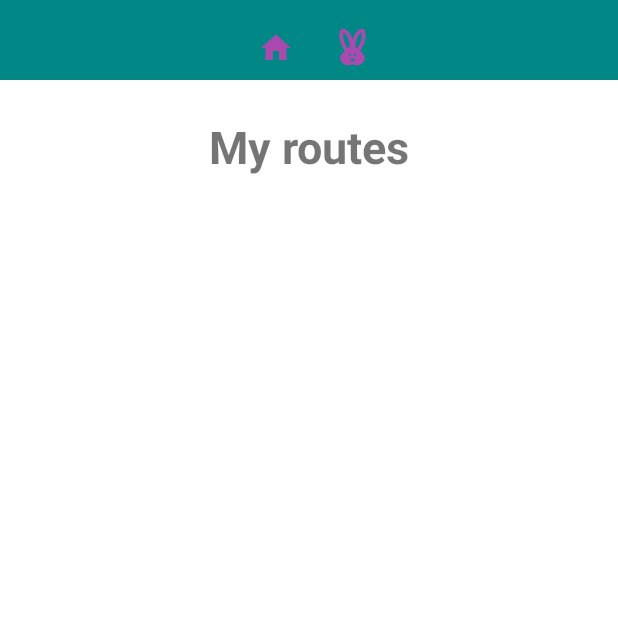
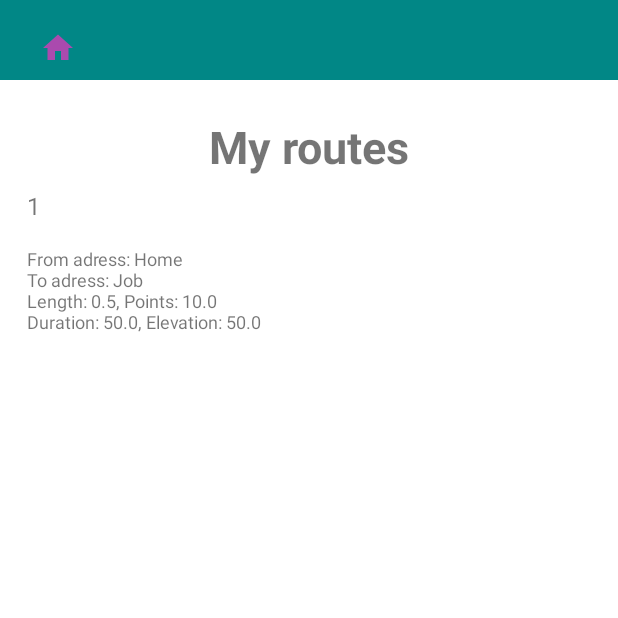
Before and after one commit to HalilIbrahimKeser/MapPlotterAndTracker, an Android app: the SavedRoutesActivity screen opened directly, with no data from a screen before it, on a phone screen of 412 x 824 dp, the top half of it. Run offline under Robolectric (Android 15) with nearby library versions, the phone set to English and light mode, and no system bars; our stand-ins replace Room's generated code.

Commit message:
recyclerview ok

```diff
--- a/app/src/main/java/com/halil/mapplotterandtracker/Adapter/AdapterClass.java
+++ b/app/src/main/java/com/halil/mapplotterandtracker/Adapter/AdapterClass.java
@@ -1,5 +1,6 @@
 package com.halil.mapplotterandtracker.Adapter;
 
+import android.content.Context;
 import android.view.LayoutInflater;
 import android.view.View;
 import android.view.ViewGroup;
@@ -10,37 +11,69 @@ import androidx.recyclerview.widget.RecyclerView;
 
 import com.halil.mapplotterandtracker.Entities.Trip;
 import com.halil.mapplotterandtracker.R;
-
-import java.util.ArrayList;
+import java.util.List;
 
 public class AdapterClass extends RecyclerView.Adapter<AdapterClass.ViewHolder> {
-    ArrayList<Trip> data = new ArrayList<>();
 
+    private List<Trip> trips;
+    private Context context;
+    private ItemClickListener itemClickListener;
+
+    public AdapterClass(Context context, List<Trip> trips){
+        this.trips = trips;
+        this.context = context;
+    }
     @NonNull
     @Override
     public ViewHolder onCreateViewHolder(@NonNull ViewGroup parent, int viewType) {
-        return new ViewHolder(LayoutInflater.from(parent.getContext()).inflate(R.layout.recyclerview_item, null));
+        LayoutInflater layoutInflater = LayoutInflater.from(this.context);
+        View view = layoutInflater.inflate(R.layout.recyclerview_item, parent, false);
+        return new ViewHolder(view);
     }
 
     @Override
     public void onBindViewHolder(@NonNull ViewHolder holder, int position) {
-        holder.name.setText(data.get(position).mFromAddress);
+        holder.tvTripidLine.setText(String.valueOf(trips.get(position).mTripId));
+        holder.tvTripidLine.setText(String.valueOf(trips.get(position).mTripId));
+
         StringBuilder stringBuilder = new StringBuilder();
-
-        holder.trip.setText(data.get(position).age.toString());
+        stringBuilder.append("From adress: " + trips.get(position).mFromAddress + "\nTo adress: " + trips.get(position).mToAddress +
+                "\nLength: " + trips.get(position).mLength + ", Points: " + trips.get(position).mNodes +
+                "\nDuration: " + trips.get(position).mDuration + ", Elevation: " + trips.get(position).mElevation);
+        holder.tvTrip.setText(stringBuilder);
     }
 
     @Override
     public int getItemCount() {
-        return 0;
+        return trips.size();
     }
 
-    public class ViewHolder extends RecyclerView.ViewHolder {
-        TextView name, trip;
+    public interface ItemClickListener {
+        void onItemClick(View view, int position);
+    }
+
+    public class ViewHolder extends RecyclerView.ViewHolder implements View.OnClickListener{
+        TextView tvTripidLine;
+        TextView tvTrip;
+
         public ViewHolder(@NonNull View itemView) {
             super(itemView);
-            name = itemView.findViewById(R.id.tvAddress);
-            trip = itemView.findViewById(R.id.tvTrip);
+            tvTripidLine = itemView.findViewById(R.id.tvTripidLine);
+            tvTrip = itemView.findViewById(R.id.tvTrip);
+            tvTripidLine.setOnClickListener(this::onClick);
+            tvTrip.setOnClickListener(this::onClick);
+        }
+
+        @Override
+        public void onClick(View view) {
+            if(AdapterClass.this.itemClickListener != null){
+                int pos = getAbsoluteAdapterPosition();
+                itemClickListener.onItemClick(view, pos);
+            }
         }
     }
+
+    public void setClickListener(AdapterClass.ItemClickListener itemClickListener) {
+        this.itemClickListener = itemClickListener;
+    }
 }
--- a/app/src/main/java/com/halil/mapplotterandtracker/SavedRoutesActivity.java
+++ b/app/src/main/java/com/halil/mapplotterandtracker/SavedRoutesActivity.java
@@ -6,37 +6,40 @@ import android.os.Bundle;
 import android.view.LayoutInflater;
 import android.view.Menu;
 import android.view.MenuItem;
-import android.widget.Toast;
+import android.view.View;
 
 import androidx.appcompat.app.AppCompatActivity;
 import androidx.appcompat.widget.Toolbar;
+import androidx.lifecycle.LiveData;
+import androidx.lifecycle.ViewModelProvider;
+import androidx.recyclerview.widget.LinearLayoutManager;
 import androidx.recyclerview.widget.RecyclerView;
 
+import com.halil.mapplotterandtracker.Adapter.AdapterClass;
 import com.halil.mapplotterandtracker.Entities.Trip;
+import com.halil.mapplotterandtracker.Repository.Repository;
+import com.halil.mapplotterandtracker.VievModel.ViewModel;
 import com.halil.mapplotterandtracker.databinding.ActivitySavedRoutesBinding;
 
-import org.json.JSONException;
-import org.json.JSONObject;
-
-import java.io.BufferedReader;
-import java.io.File;
-import java.io.FileReader;
-import java.io.IOException;
-import java.io.InputStream;
-import java.io.InputStreamReader;
-import java.nio.charset.StandardCharsets;
+import java.util.ArrayList;
+import java.util.List;
 import java.util.Objects;
 
 public class SavedRoutesActivity extends AppCompatActivity {
 
+    private static final String EXTRA_MESSAGE = "TripID" ;
+    private static Trip trip;
     ActivitySavedRoutesBinding binding;
     Intent intent;
-    // File
-    private static final String FILE_NAME = "trips.txt";
-    File file;
-    FileReader fileReader;
     Context context;
     RecyclerView recyclerView;
+    List<Trip> trips;
+
+    // Repo
+    private Repository mRepository;
+    // View model
+    ViewModel mViewModel;
+    AdapterClass adapter;
 
     @Override
     protected void onCreate(Bundle savedInstanceState) {
@@ -54,6 +57,22 @@ public class SavedRoutesActivity extends AppCompatActivity {
         // Recyclerview
         recyclerView = binding.recyclerview;
 
+        // ViewModel
+        mViewModel = new ViewModelProvider(this).get(ViewModel.class);
+        mViewModel.getAllTrips().observe(this, trips -> {
+            adapter = new AdapterClass(this, trips);
+            recyclerView.setAdapter(adapter);
+            recyclerView.setLayoutManager(new LinearLayoutManager(context));
+            adapter.setClickListener(new AdapterClass.ItemClickListener() {
+                @Override
+                public void onItemClick(View view, int position) {
+                    long tripId = trips.get(position).mTripId;
+                    Intent intent = new Intent(context, MainActivity.class);
+                    intent.putExtra("TripID", String.valueOf(tripId));
+                    startActivity(intent);
+                }
+            });
+        });
     }
 
     public boolean onOptionsItemSelected(MenuItem item) {
@@ -63,10 +82,7 @@ public class SavedRoutesActivity extends AppCompatActivity {
                 //intent.putExtra(EXTRA_MESSAGE, message);
                 startActivity(intent);
                 return true;
-            case R.id.menu_goback2:
-                intent = new Intent(this, MainActivity.class);
-                startActivity(intent);
-                return true;
+
             default:
                 return super.onOptionsItemSelected(item);
         }
@@ -77,4 +93,6 @@ public class SavedRoutesActivity extends AppCompatActivity {
         this.getMenuInflater().inflate(R.menu.top_menu2, menu);
         return true;
     }
+
+
 }
--- /dev/null
+++ b/app/src/main/java/com/halil/mapplotterandtracker/VievModel/ViewModel.java
@@ -0,0 +1,46 @@
+package com.halil.mapplotterandtracker.VievModel;
+
+import android.app.Application;
+
+import androidx.lifecycle.AndroidViewModel;
+import androidx.lifecycle.LiveData;
+import androidx.lifecycle.MutableLiveData;
+
+import com.halil.mapplotterandtracker.Entities.Trip;
+import com.halil.mapplotterandtracker.Repository.Repository;
+import java.util.List;
+
+public class ViewModel extends AndroidViewModel {
+
+    private final Repository mRepository;
+    public LiveData<List<Trip>> mAllTrips;
+    public LiveData<Trip> mCurrentTrip;
+
+    public ViewModel(Application application) {
+        super(application);
+        this.mRepository = new Repository(application);
+        mAllTrips = mRepository.getAllTrips();
+    }
+
+    //TRIP ------------------------------------------------------------
+    public void insertTrip(Trip trip) {
+        mRepository.tripInsert(trip);
+    }
+
+    public LiveData<Trip> getCurrentTrip() {
+        if (mCurrentTrip == null) {
+            mCurrentTrip = new MutableLiveData<>();
+        }
+        return mCurrentTrip;
+    }
+
+    public LiveData<List<Trip>> getAllTrips() {
+        return mAllTrips;
+    }
+
+    public LiveData<Trip> getTrip(int mTripId) {
+        this.mCurrentTrip = mRepository.getTrip(mTripId);
+        return  this.mCurrentTrip;
+    }
+
+}
--- a/app/src/main/java/com/halil/mapplotterandtracker/db/RoomDatabase.java
+++ b/app/src/main/java/com/halil/mapplotterandtracker/db/RoomDatabase.java
@@ -46,7 +46,6 @@ public abstract class RoomDatabase extends androidx.room.RoomDatabase {
                 dao.deleteAlltrips();
 
                 //Dummy Trip
-                //int mId = (1 + (int) (Math.random() * 5000));
                 Trip trip =  new Trip("Home", "Job", 0.5, 10, 50, 50, 59.948376, 11.007322, 59.943497, 11.016769);
 
                 dao.tripInsert(trip);
--- a/app/src/main/res/layout/activity_saved_routes.xml
+++ b/app/src/main/res/layout/activity_saved_routes.xml
@@ -13,7 +13,7 @@
         android:background="@color/design_default_color_secondary_variant"
         android:paddingStart="0dp"
         android:paddingTop="5dp"
-        android:paddingEnd="150dp"
+        android:paddingEnd="350dp"
         android:transitionName="Map Tracker"
         android:visibility="visible"
         app:layout_constraintEnd_toEndOf="parent"
--- a/app/src/main/res/layout/recyclerview_item.xml
+++ b/app/src/main/res/layout/recyclerview_item.xml
@@ -1,16 +1,16 @@
 <?xml version="1.0" encoding="utf-8"?>
 <LinearLayout xmlns:android="http://schemas.android.com/apk/res/android"
     android:layout_width="match_parent"
-    android:layout_height="match_parent"
+    android:layout_height="wrap_content"
     android:orientation="vertical">
 
     <TextView
-        android:id="@+id/tvTripAdress"
+        android:id="@+id/tvTripidLine"
         android:layout_width="match_parent"
         android:layout_height="wrap_content"
         android:layout_marginStart="10dp"
         android:padding="8dp"
-        android:text="TextView"
+        android:text="@string/no_data_yet"
         android:textSize="16sp" />
 
     <TextView
@@ -19,7 +19,7 @@
         android:layout_height="wrap_content"
         android:layout_marginStart="10dp"
         android:padding="8dp"
-        android:text="TextView"
+        android:text="@string/no_data_yet"
         android:textSize="12sp" />
 
 </LinearLayout>
--- a/app/src/main/res/menu/top_menu2.xml
+++ b/app/src/main/res/menu/top_menu2.xml
@@ -13,15 +13,6 @@
         android:title="Go back"
         android:visible="true"
         app:showAsAction="always" />
-    <item
-        android:id="@+id/menu_goback2"
-        android:checkable="false"
-        android:checked="false"
-        android:icon="@drawable/gobackm"
-
-        android:title="Go back"
-        android:visible="true"
-        app:showAsAction="always" />
 
 
 </menu>
--- a/app/src/main/res/values/strings.xml
+++ b/app/src/main/res/values/strings.xml
@@ -7,4 +7,5 @@
     <string name="save_route">Save route</string>
     <string name="showe_saved_routes">Show saved routes</string>
     <string name="exit">Exit</string>
+    <string name="no_data_yet">No data yet</string>
 </resources>
```
Also changed, not shown: app/build.gradle (+31 -0 lines), app/src/main/java/com/halil/mapplotterandtracker/MainActivity.java (+56 -10 lines), app/src/main/java/com/halil/mapplotterandtracker/Repository/Repository.java (+4 -5 lines).
